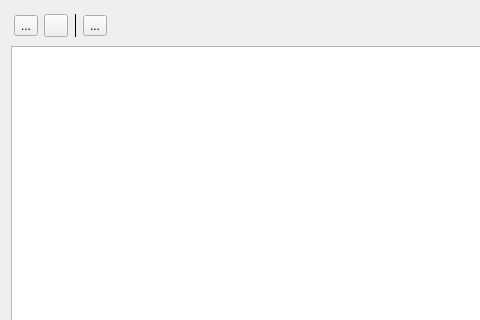
Before: the Qt Designer form IntrinsicEd/src/IntrinsicEdManagerWindow.ui in begla/Intrinsic, drawn with Qt 5; both pictures show x 0 to 480 and y 0 to 320 of the 1000 by 600 pixel window.
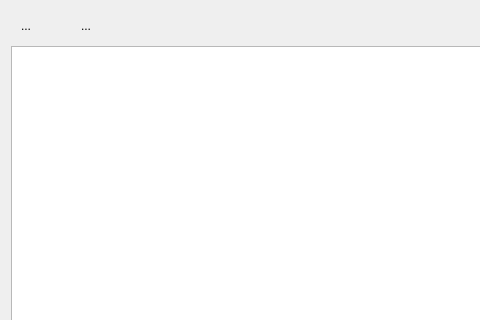
After: the same form once the commit is applied. Icons and pictures are not drawn. Custom widgets are drawn as their Qt base class.

Commit message:
Various IntrinsicEd UI tweaks and changes
* Added new icons sets and removed olds ones
* Adjusted pallet
* Overhauled layout of IntrinsicEd
* Nodes now choose their icons according to the attached components
* Various cleanups on the go

The edit to the form file:
```diff
--- a/IntrinsicEd/src/IntrinsicEdManagerWindow.ui
+++ b/IntrinsicEd/src/IntrinsicEdManagerWindow.ui
@@ -51,7 +51,10 @@
         </property>
         <property name="icon">
          <iconset resource="../IntrinsicEd.qrc">
-          <normaloff>:/Icons/plus</normaloff>:/Icons/plus</iconset>
+          <normaloff>:/Icons/icons/essential/plus.png</normaloff>:/Icons/icons/essential/plus.png</iconset>
+        </property>
+        <property name="autoRaise">
+         <bool>true</bool>
         </property>
        </widget>
       </item>
@@ -64,15 +67,8 @@
          <iconset resource="../IntrinsicEd.qrc">
           <normaloff>:/Icons/refresh</normaloff>:/Icons/refresh</iconset>
         </property>
-       </widget>
-      </item>
-      <item>
-       <widget class="Line" name="line">
-        <property name="frameShadow">
-         <enum>QFrame::Plain</enum>
-        </property>
-        <property name="orientation">
-         <enum>Qt::Vertical</enum>
+        <property name="autoRaise">
+         <bool>true</bool>
         </property>
        </widget>
       </item>
@@ -83,7 +79,10 @@
         </property>
         <property name="icon">
          <iconset resource="../IntrinsicEd.qrc">
-          <normaloff>:/Icons/save</normaloff>:/Icons/save</iconset>
+          <normaloff>:/Icons/icons/various/diskette.png</normaloff>:/Icons/icons/various/diskette.png</iconset>
+        </property>
+        <property name="autoRaise">
+         <bool>true</bool>
         </property>
        </widget>
       </item>
```
Left out of the diff: 8 changed lines with no effect on the pictures. The commit also changes 3200 other files.
